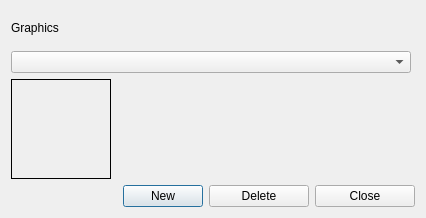
Above: Dialogs/managegraphicsdlg.ui from towhee/Winnow64 before the change. Below: the same form after it.
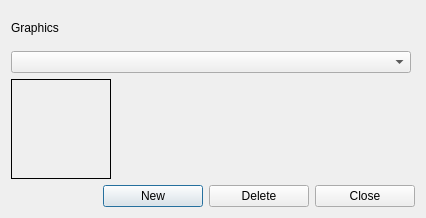
That is the form after the change.

Patch:
```diff
--- a/Dialogs/managegraphicsdlg.ui
+++ b/Dialogs/managegraphicsdlg.ui
@@ -80,6 +80,12 @@
      </item>
      <item>
       <widget class="QPushButton" name="newBtn">
+       <property name="minimumSize">
+        <size>
+         <width>100</width>
+         <height>0</height>
+        </size>
+       </property>
        <property name="text">
         <string>New</string>
        </property>
```
Left out of the diff: 2 changed lines with no effect on the pictures.
